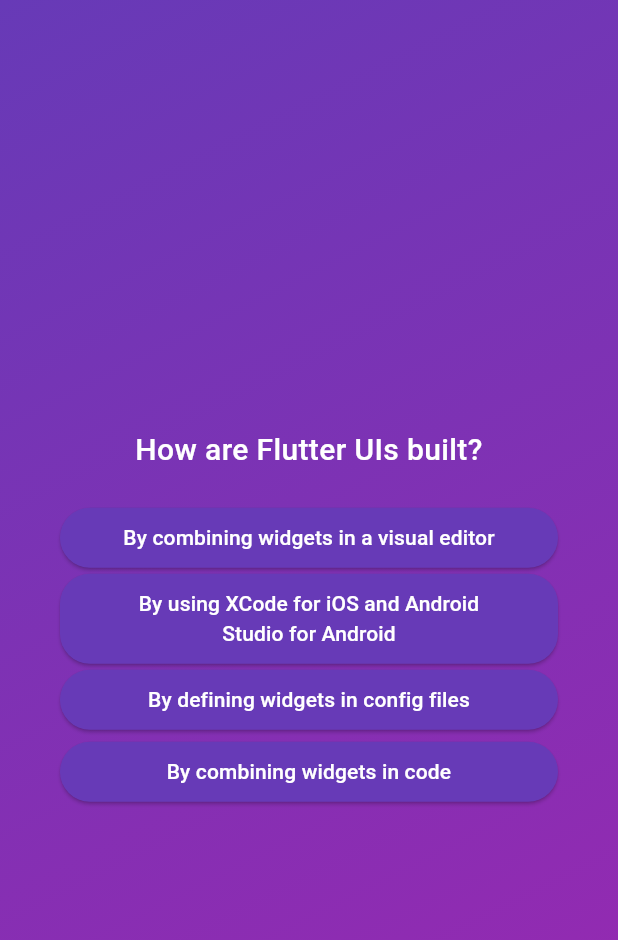
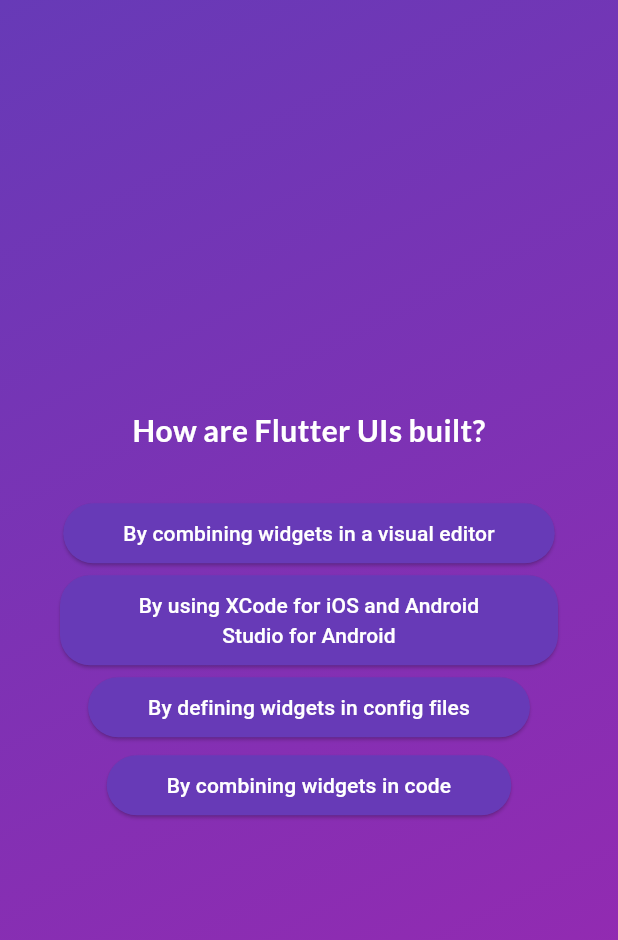
Before and after one commit to tk4chenko/Flutter-Dart-The-Complete-Guide, a Flutter app: the screen it shows after launch, after a tap on "Start Quiz", after a tap on "Components", on a phone screen of 412 x 824 dp. Shown: the top 940 px of the screen. Run offline on Flutter 3.47's test engine with Material 3 defaults, Android fonts, the phone set to English and light mode, and no system bars; our stand-ins replace google_fonts.

Commit message:
finished quiz app

```diff
--- a/quiz_app/lib/questions_screen.dart
+++ b/quiz_app/lib/questions_screen.dart
@@ -1,9 +1,12 @@
 import 'package:flutter/material.dart';
 import 'package:quiz_app/data/questions.dart';
 import 'package:quiz_app/answer_button.dart';
+import 'package:google_fonts/google_fonts.dart';
 
 class QuestionsScreen extends StatefulWidget {
-  const QuestionsScreen({super.key});
+  const QuestionsScreen({required this.onSelectAnswer, super.key});
+
+  final void Function(String answer) onSelectAnswer;
 
   @override
   State<StatefulWidget> createState() {
@@ -14,12 +17,13 @@ class QuestionsScreen extends StatefulWidget {
 class _QuestionsScreenState extends State<QuestionsScreen> {
   var currentQuestionIndex = 0;
 
-  void answerQuestion() {
+  void answerQuestion(String selectedAnswer) {
+    widget.onSelectAnswer(selectedAnswer);
     setState(
       () {
-        if (currentQuestionIndex < questions.length-1) {
-          currentQuestionIndex++;
-        }
+        // if (currentQuestionIndex < questions.length-1) {
+        currentQuestionIndex++;
+        // }
       },
     );
   }
@@ -37,18 +41,23 @@ class _QuestionsScreenState extends State<QuestionsScreen> {
           Text(
             currentQuestion.text,
             textAlign: TextAlign.center,
-            style: const TextStyle(
-              color: Colors.white,
-              fontSize: 20,
-              fontWeight: FontWeight.w500,
-            ),
+            style: GoogleFonts.lato(
+                color: Colors.white, fontSize: 20, fontWeight: FontWeight.bold),
           ),
-          const SizedBox(height: 20),
+          const SizedBox(height: 30),
           ...currentQuestion.getShufledAnswers().map(
             (answer) {
-              return AnswerButton(
-                answerText: answer,
-                onTap: answerQuestion,
+              return Column(
+                children: [
+                  AnswerButton(
+                      answerText: answer,
+                      onTap: () {
+                        answerQuestion(answer);
+                      }),
+                  const SizedBox(
+                    height: 4,
+                  ),
+                ],
               );
             },
           ),
--- a/quiz_app/lib/quiz.dart
+++ b/quiz_app/lib/quiz.dart
@@ -1,7 +1,9 @@
 import 'package:flutter/material.dart';
 import 'package:quiz_app/questions_screen.dart';
+import 'package:quiz_app/results_screen.dart';
 import 'package:quiz_app/start_screen.dart';
 import 'package:quiz_app/gradient_container.dart';
+import 'package:quiz_app/data/questions.dart';
 
 class Quiz extends StatefulWidget {
   const Quiz({super.key});
@@ -12,13 +14,36 @@ class Quiz extends StatefulWidget {
   }
 }
 
+enum Screen {
+  start,
+  questions,
+  results,
+}
+
 class _QuizState extends State<Quiz> {
-  var activeScreen = 'start-screen';
+  List<String> selectedAnswers = [];
+  var activeScreen = Screen.start;
 
   void switchScreen() {
     setState(() {
-      activeScreen = 'questions-screen';
+      switch (activeScreen) {
+        case Screen.start:
+          activeScreen = Screen.questions;
+        case Screen.results:
+        selectedAnswers = [];
+          activeScreen = Screen.start;
+        default:
+      }
     });
+  }
+
+  void chooseAnswer(String answer) {
+    selectedAnswers.add(answer);
+    if (selectedAnswers.length == questions.length) {
+      setState(() {
+        activeScreen = Screen.results;
+      });
+    }
   }
 
   @override
@@ -26,11 +51,23 @@ class _QuizState extends State<Quiz> {
     return MaterialApp(
       home: Scaffold(
         body: GradientContainer.purple(
-          child: activeScreen == 'start-screen'
-              ? StartScreen(switchScreen)
-              : const QuestionsScreen(),
+          child: _activeScreen(),
         ),
       ),
     );
   }
+
+  Widget _activeScreen() {
+    switch (activeScreen) {
+      case Screen.start:
+        return StartScreen(switchScreen);
+      case Screen.questions:
+        return QuestionsScreen(onSelectAnswer: chooseAnswer);
+      case Screen.results:
+        return ResultsScreen(
+            chosenAnswers: selectedAnswers, onRestartQuiz: switchScreen);
+      default:
+        return StartScreen(switchScreen);
+    }
+  }
 }
--- a/quiz_app/lib/start_screen.dart
+++ b/quiz_app/lib/start_screen.dart
@@ -1,4 +1,5 @@
 import 'package:flutter/material.dart';
+import 'package:google_fonts/google_fonts.dart';
 
 class StartScreen extends StatelessWidget {
   const StartScreen(this.startQuiz, {super.key});
@@ -16,12 +17,12 @@ final void Function() startQuiz;
             opacity: 0.6,
             child: Image.asset('assets/images/quiz-logo.png', height: 240),
           ),
-          const Text(
+           Text(
             'Learn Flutter the fun way!',
-            style: TextStyle(
+            style: GoogleFonts.lato(
               fontSize: 20,
               color: Colors.white,
-              fontWeight: FontWeight.w500,
+              fontWeight: FontWeight.bold,
             ),
           ),
           ElevatedButton.icon(
--- a/quiz_app/pubspec.yaml
+++ b/quiz_app/pubspec.yaml
@@ -9,6 +9,7 @@ environment:
 dependencies:
   flutter:
     sdk: flutter
+  google_fonts: ^6.1.0
 
 dev_dependencies:
   flutter_test:
```
Also changed, not shown: quiz_app/lib/questions_summary.dart (added, +90 -0 lines), quiz_app/lib/results_screen.dart (added, +76 -0 lines), 10 other files.
